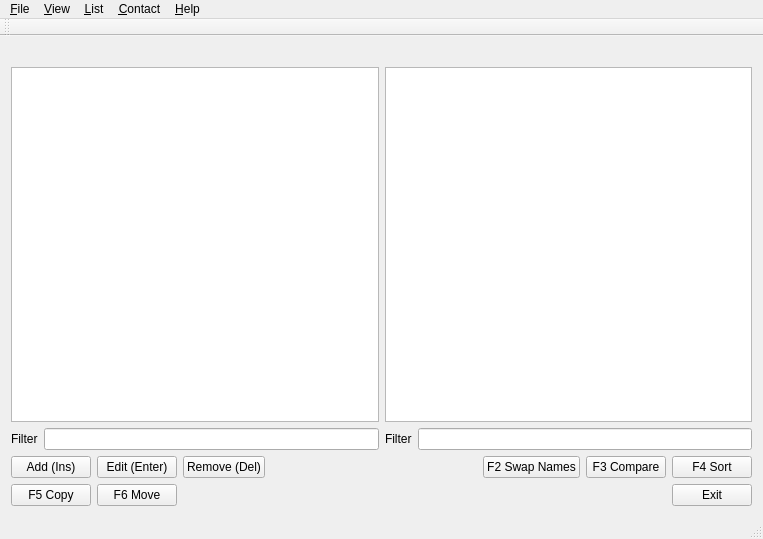
Before: the Qt Designer form app/mainwindow.ui in DarkHobbit/doublecontact, drawn with Qt 5.
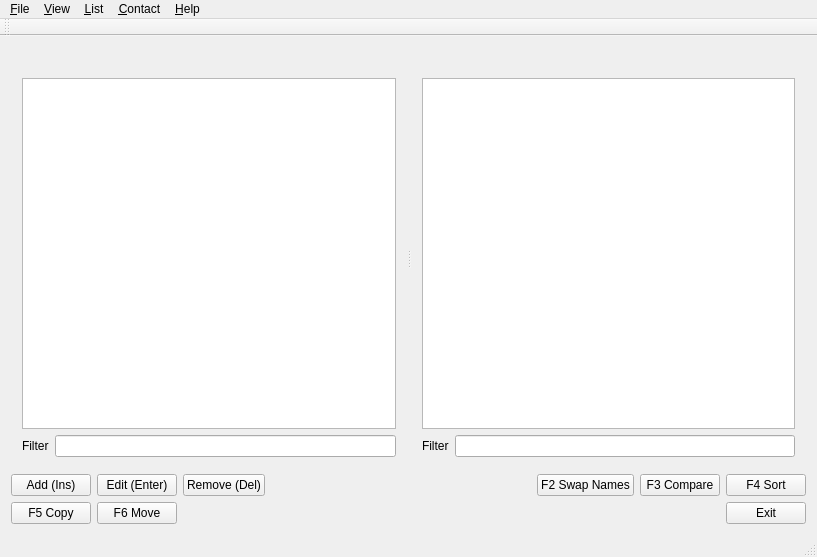
After: the same form once the commit is applied. Icons and pictures are not drawn.

Commit message: At main window, splitter between left and right panels added

What changed in the file:
```diff
--- a/app/mainwindow.ui
+++ b/app/mainwindow.ui
@@ -6,8 +6,8 @@
    <rect>
     <x>0</x>
     <y>0</y>
-    <width>763</width>
-    <height>539</height>
+    <width>817</width>
+    <height>557</height>
    </rect>
   </property>
   <property name="windowTitle">
@@ -18,10 +18,21 @@
     <normaloff>:/img/16x16/doublecontact_16x16.png</normaloff>:/img/16x16/doublecontact_16x16.png</iconset>
   </property>
   <widget class="QWidget" name="centralWidget">
+   <layout class="QVBoxLayout" name="verticalLayout_3">
+    <item>
+     <widget class="QSplitter" name="splitter">
+      <property name="sizePolicy">
+       <sizepolicy hsizetype="Expanding" vsizetype="Expanding">
+        <horstretch>0</horstretch>
+        <verstretch>0</verstretch>
+       </sizepolicy>
+      </property>
+      <property name="orientation">
+       <enum>Qt::Horizontal</enum>
+      </property>
+      <widget class="QWidget" name="">
    <layout class="QVBoxLayout" name="verticalLayout">
     <item>
-     <layout class="QGridLayout" name="gridLayout">
-      <item row="0" column="0">
        <widget class="QLabel" name="lbLeft">
         <property name="font">
          <font>
@@ -34,30 +45,7 @@
         </property>
        </widget>
       </item>
-      <item row="0" column="1">
-       <widget class="QLabel" name="lbRight">
-        <property name="font">
-         <font>
-          <weight>75</weight>
-          <bold>true</bold>
-         </font>
-        </property>
-        <property name="text">
-         <string>&lt;Empty&gt;</string>
-        </property>
-       </widget>
-      </item>
-      <item row="1" column="1">
-       <widget class="QTableView" name="tvRight">
-        <property name="dragDropMode">
-         <enum>QAbstractItemView::DragDrop</enum>
-        </property>
-        <property name="selectionBehavior">
-         <enum>QAbstractItemView::SelectRows</enum>
-        </property>
-       </widget>
-      </item>
-      <item row="1" column="0">
+        <item>
        <widget class="QTableView" name="tvLeft">
         <property name="dragDropMode">
          <enum>QAbstractItemView::DragDrop</enum>
@@ -70,7 +58,7 @@
         </attribute>
        </widget>
       </item>
-      <item row="2" column="0">
+        <item>
        <layout class="QHBoxLayout" name="horizontalLayout_3">
         <item>
          <widget class="QLabel" name="lbFilterLeft">
@@ -84,7 +72,34 @@
         </item>
        </layout>
       </item>
-      <item row="2" column="1">
+       </layout>
+      </widget>
+      <widget class="QWidget" name="">
+       <layout class="QVBoxLayout" name="verticalLayout_2">
+        <item>
+         <widget class="QLabel" name="lbRight">
+          <property name="font">
+           <font>
+            <weight>75</weight>
+            <bold>true</bold>
+           </font>
+          </property>
+          <property name="text">
+           <string>&lt;Empty&gt;</string>
+          </property>
+         </widget>
+        </item>
+        <item>
+         <widget class="QTableView" name="tvRight">
+          <property name="dragDropMode">
+           <enum>QAbstractItemView::DragDrop</enum>
+          </property>
+          <property name="selectionBehavior">
+           <enum>QAbstractItemView::SelectRows</enum>
+          </property>
+         </widget>
+        </item>
+        <item>
        <layout class="QHBoxLayout" name="horizontalLayout_4">
         <item>
          <widget class="QLabel" name="lbFilterRight">
@@ -99,6 +114,8 @@
        </layout>
       </item>
      </layout>
+      </widget>
+     </widget>
     </item>
     <item>
      <layout class="QHBoxLayout" name="horizontalLayout">
@@ -204,8 +221,8 @@
     <rect>
      <x>0</x>
      <y>0</y>
-     <width>763</width>
-     <height>26</height>
+     <width>817</width>
+     <height>24</height>
     </rect>
    </property>
    <widget class="QMenu" name="menu_File">
```
Lines whose indentation alone changed are shown as unchanged. The commit also changes 2 other files.
